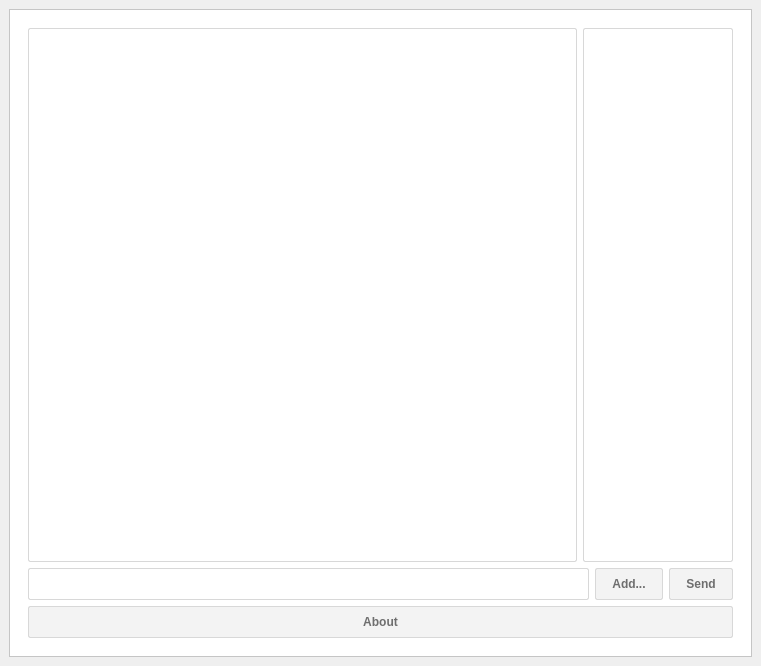
Old version of the form Course work/Client/mainwindow.ui in the repository BSUIR450503/450503_korotkina.
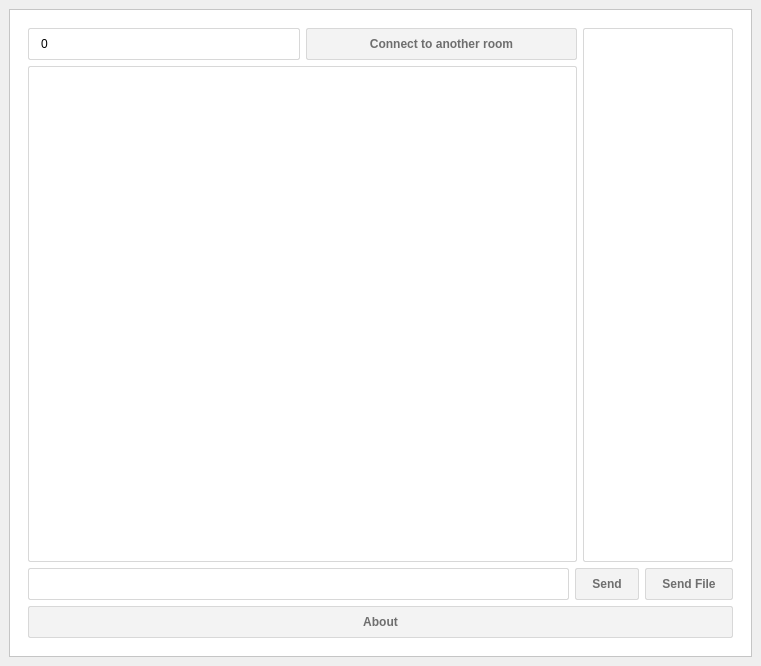
New version of the form.

What changed in the file:
```diff
--- a/Course work/Client/mainwindow.ui
+++ b/Course work/Client/mainwindow.ui
@@ -96,24 +96,45 @@
            <item>
             <layout class="QHBoxLayout" name="chatHBox">
              <item>
-              <widget class="QTextEdit" name="chatField">
-               <property name="minimumSize">
-                <size>
-                 <width>300</width>
-                 <height>0</height>
-                </size>
-               </property>
-               <property name="readOnly">
-                <bool>true</bool>
-               </property>
-               <property name="html">
-                <string>&lt;!DOCTYPE HTML PUBLIC &quot;-//W3C//DTD HTML 4.0//EN&quot; &quot;http://www.w3.org/TR/REC-html40/strict.dtd&quot;&gt;
-&lt;html&gt;&lt;head&gt;&lt;meta name=&quot;qrichtext&quot; content=&quot;1&quot; /&gt;&lt;style type=&quot;text/css&quot;&gt;
-p, li { white-space: pre-wrap; }
-&lt;/style&gt;&lt;/head&gt;&lt;body style=&quot; font-family:'Helvetica,Arial,sans-serif'; font-size:12px; font-weight:400; font-style:normal;&quot;&gt;
-&lt;p style=&quot;-qt-paragraph-type:empty; margin-top:0px; margin-bottom:0px; margin-left:0px; margin-right:0px; -qt-block-indent:0; text-indent:0px;&quot;&gt;&lt;br /&gt;&lt;/p&gt;&lt;/body&gt;&lt;/html&gt;</string>
-               </property>
-              </widget>
+              <layout class="QVBoxLayout" name="chatVBox">
+               <item>
+                <layout class="QHBoxLayout" name="roomHBox">
+                 <item>
+                  <widget class="QLineEdit" name="roomLine">
+                   <property name="sizePolicy">
+                    <sizepolicy hsizetype="Minimum" vsizetype="Fixed">
+                     <horstretch>0</horstretch>
+                     <verstretch>0</verstretch>
+                    </sizepolicy>
+                   </property>
+                   <property name="text">
+                    <string>0</string>
+                   </property>
+                  </widget>
+                 </item>
+                 <item>
+                  <widget class="QPushButton" name="roomButton">
+                   <property name="text">
+                    <string>Connect to another room</string>
+                   </property>
+                  </widget>
+                 </item>
+                </layout>
+               </item>
+               <item>
+                <widget class="QTextEdit" name="chatField">
+                 <property name="frameShape">
+                  <enum>QFrame::StyledPanel</enum>
+                 </property>
+                 <property name="frameShadow">
+                  <enum>QFrame::Plain</enum>
+                 </property>
+                 <property name="readOnly">
+                  <bool>true</bool>
+                 </property>
+                </widget>
+               </item>
+              </layout>
              </item>
              <item>
               <widget class="QListWidget" name="userList">
@@ -164,18 +185,17 @@
             <layout class="QHBoxLayout" name="controlsHBox">
              <item>
               <widget class="QLineEdit" name="messageLine">
+               <property name="sizePolicy">
+                <sizepolicy hsizetype="Expanding" vsizetype="Fixed">
+                 <horstretch>0</horstretch>
+                 <verstretch>0</verstretch>
+                </sizepolicy>
+               </property>
                <property name="clearButtonEnabled">
                 <bool>true</bool>
                </property>
               </widget>
              </item>
-             <item>
-              <widget class="QPushButton" name="sendImageButton">
-               <property name="text">
-                <string>Add...</string>
-               </property>
-              </widget>
-             </item>
              <item>
               <widget class="QPushButton" name="sendButton">
                <property name="text">
@@ -186,6 +206,19 @@
                </property>
               </widget>
              </item>
+             <item>
+              <widget class="QPushButton" name="sendImageButton">
+               <property name="sizePolicy">
+                <sizepolicy hsizetype="Minimum" vsizetype="Fixed">
+                 <horstretch>0</horstretch>
+                 <verstretch>0</verstretch>
+                </sizepolicy>
+               </property>
+               <property name="text">
+                <string>Send File</string>
+               </property>
+              </widget>
+             </item>
             </layout>
            </item>
            <item>
```
Left out of the diff: 6 changed lines with no effect on the pictures.
